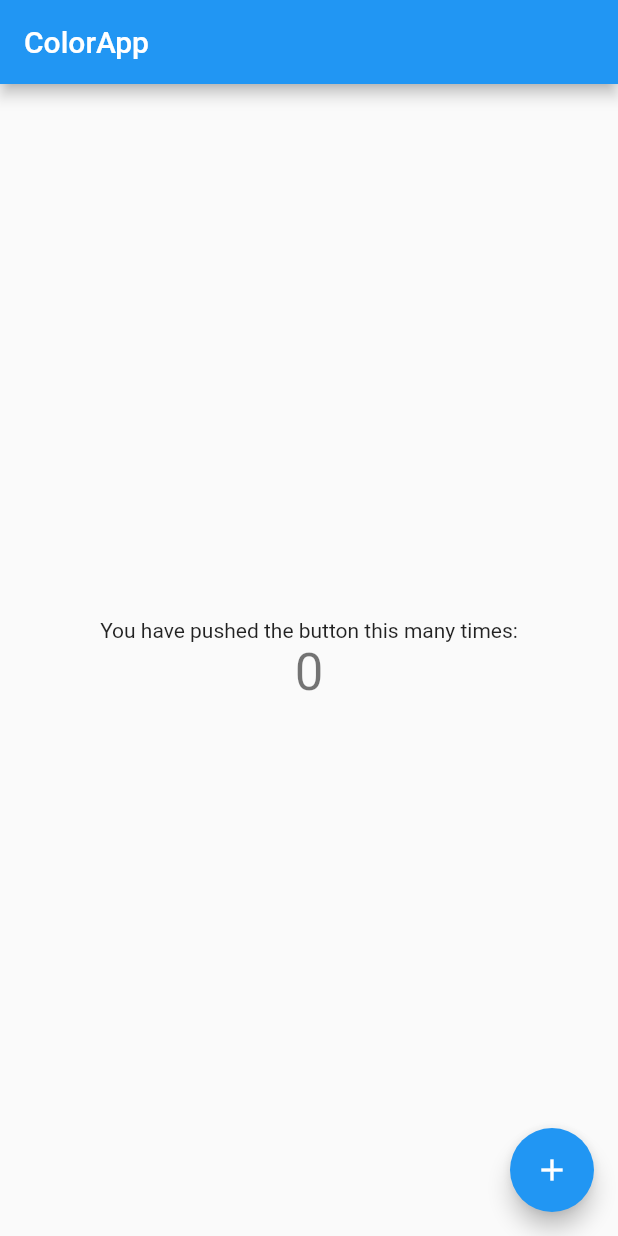
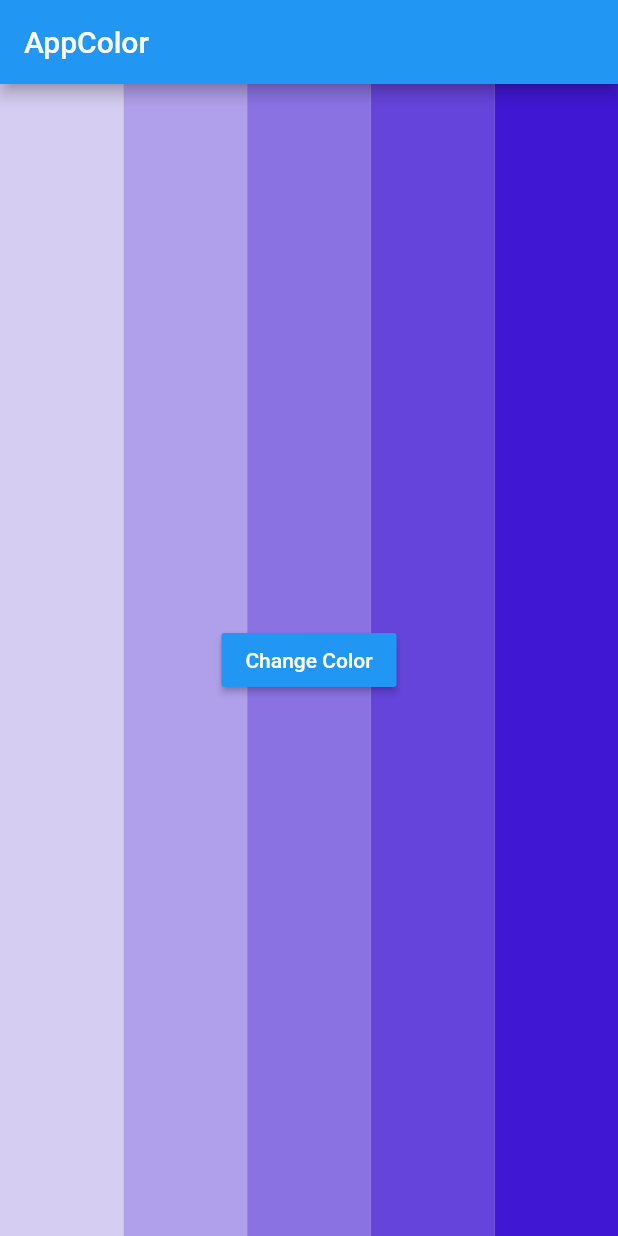
Before and after one commit to charlenopires/colorapp, a Flutter app: the screen it shows after launch, on a phone screen of 412 x 824 dp. Run offline on Flutter 3.47's test engine with Material 2 defaults, Android fonts, the phone set to English and light mode, and no system bars.

Commit message:
Building background columns colors with button on center

```diff
--- a/app/colorapp/lib/main.dart
+++ b/app/colorapp/lib/main.dart
@@ -3,61 +3,111 @@ import 'package:flutter/material.dart';
 void main() => runApp(new MyApp());
 
 class MyApp extends StatelessWidget {
+  // This widget is the root of your application.
   @override
   Widget build(BuildContext context) {
     return new MaterialApp(
-      title: 'Flutter Demo',
+      title: 'ColorApp',
+      debugShowCheckedModeBanner: false,
       theme: new ThemeData(
         primarySwatch: Colors.blue,
       ),
-      home: new MyHomePage(title: 'ColorApp'),
+      home: new MyHomePage(),
     );
   }
 }
 
 class MyHomePage extends StatefulWidget {
-  MyHomePage({Key key, this.title}) : super(key: key);
-
-  final String title;
-
   @override
   _MyHomePageState createState() => new _MyHomePageState();
 }
 
 class _MyHomePageState extends State<MyHomePage> {
-  int _counter = 0;
-
-  void _incrementCounter() {
-    setState(() {
-      _counter++;
-    });
-  }
-
   @override
   Widget build(BuildContext context) {
     return new Scaffold(
       appBar: new AppBar(
-        title: new Text(widget.title),
+        title: new Text("AppColor"),
       ),
-      body: new Center(
-        child: new Column(
-          mainAxisAlignment: MainAxisAlignment.center,
-          children: <Widget>[
-            new Text(
-              'You have pushed the button this many times:',
+      body:
+      new Stack(
+        children: <Widget>[
+          new Center(
+            child: new Row(
+              children: <Widget> [
+                new Expanded(
+                  child: new Column(
+                    mainAxisAlignment: MainAxisAlignment.center,
+                    children: <Widget>[
+                      new Expanded(
+                        child: new Container(
+                          color: new Color.fromRGBO(64, 23, 211, 0.2),
+                        ),
+                      ),
+                    ],
+                  ),
+                ),
+                new Expanded(
+                  child: new Column(
+                    mainAxisAlignment: MainAxisAlignment.center,
+                    children: <Widget>[
+                      new Expanded(
+                        child: new Container(
+                          color: new Color.fromRGBO(64, 23, 211, 0.4),
+                        ),
+                      ),
+                    ],
+                  ),
+                ),
+                new Expanded(
+                  child: new Column(
+                    mainAxisAlignment: MainAxisAlignment.center,
+                    children: <Widget>[
+                      new Expanded(
+                        child: new Container(
+                          color: new Color.fromRGBO(64, 23, 211, 0.6),
+                        ),
+                      ),
+                    ],
+                  ),
+                ),
+                new Expanded(
+                  child: new Column(
+                    mainAxisAlignment: MainAxisAlignment.center,
+                    children: <Widget>[
+                      new Expanded(
+                        child: new Container(
+                          color: new Color.fromRGBO(64, 23, 211, 0.8),
+                        ),
+                      ),
+                    ],
+                  ),
+                ),
+                new Expanded(
+                  child: new Column(
+                    mainAxisAlignment: MainAxisAlignment.center,
+                    children: <Widget>[
+                      new Expanded(
+                        child: new Container(
+                          color: new Color.fromRGBO(64, 23, 211, 1.0),
+                        ),
+                      ),
+                    ],
+                  ),
+                ),
+              ]
             ),
-            new Text(
-              '$_counter',
-              style: Theme.of(context).textTheme.display1,
+          ),
+          new Center(
+            child: new RaisedButton(
+              color: Colors.blue,
+              textColor: Colors.white,
+              child: new Text("Change Color"),
+              onPressed: (){ print("Pressed!!!");},
             ),
-          ],
-        ),
+          )
+        ],
       ),
-      floatingActionButton: new FloatingActionButton(
-        onPressed: _incrementCounter,
-        tooltip: 'Increment',
-        child: new Icon(Icons.add),
-      ), // This trailing comma makes auto-formatting nicer for build methods.
     );
   }
 }
```
